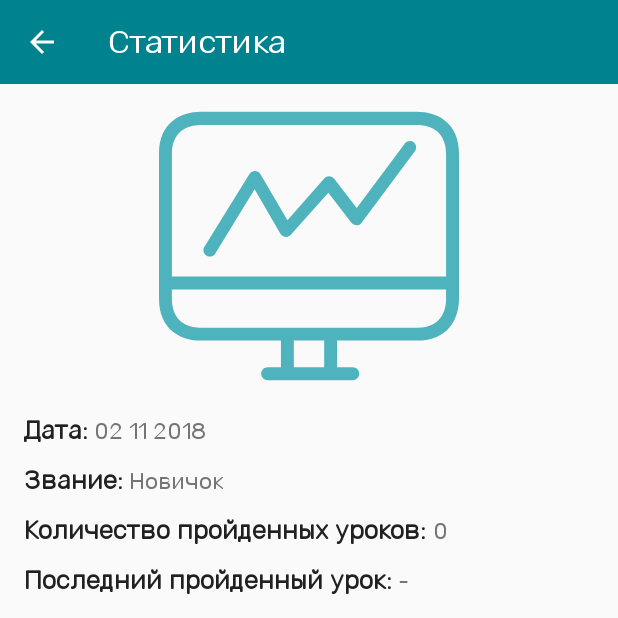
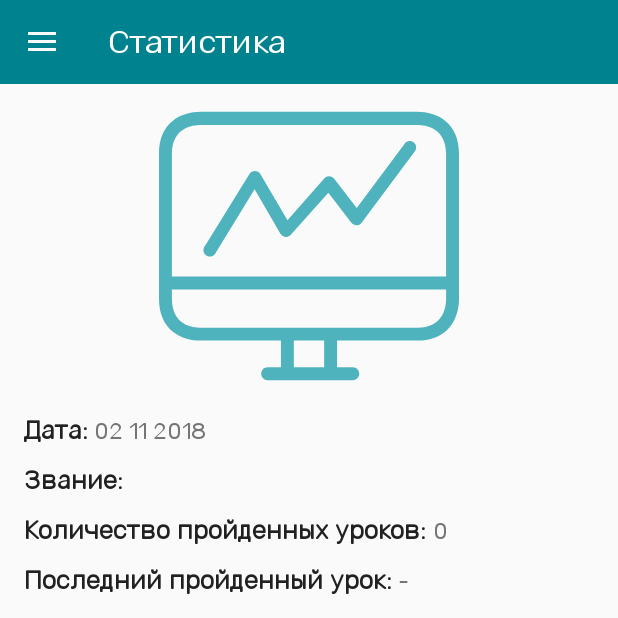
Before and after one commit to Bimlibik/Android_1, an Android app: the fragment StatisticsFragment placed in its activity, after a tap on "Сброс", on a phone screen of 412 x 824 dp, the top half of it. Run offline under Robolectric (Android 15) with nearby library versions, the phone set to English and light mode, and no system bars; 1 other tap on this screen came first.

Commit message:
Добавлены строки для ActionBarDrawerToggle. Локализация недостающих.

```diff
--- a/app/src/main/res/values/strings.xml
+++ b/app/src/main/res/values/strings.xml
@@ -13,6 +13,8 @@
     <string name="close_app">Закрыть приложение?</string>
     <string name="yes">Да</string>
     <string name="no">Нет</string>
+    <string name="open">Открыть</string>
+    <string name="close">Закрыть</string>
 
     <!--LessonListFragment-->
 
@@ -20,7 +22,7 @@
     <string name="date">Дата:</string>
     <string name="date_text">00.00.0000</string>
     <string name="rank">Звание:</string>
-    <string name="rank_newbie">Новичок</string>
+    <string name="rank_beginner">Новичок</string>
     <string name="rank_learner">Ученик</string>
     <string name="rank_docent">Доцент</string>
     <string name="rank_master">Магистр</string>
@@ -50,5 +52,4 @@
     <!--Contextual Menu-->
     <string name="delete">Удалить</string>
 
-
 </resources>
```
Also changed, not shown: 2 other files.
